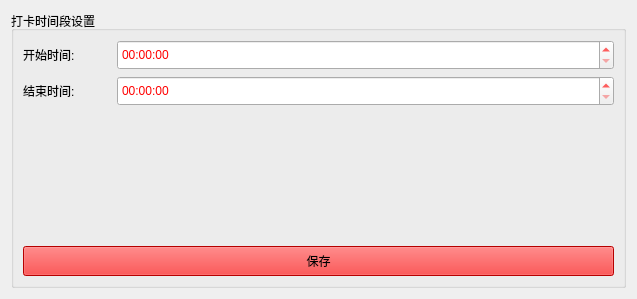
First picture: the form in settingwidget.ui, repository eagleqq/FaceRecognition, before the edit.
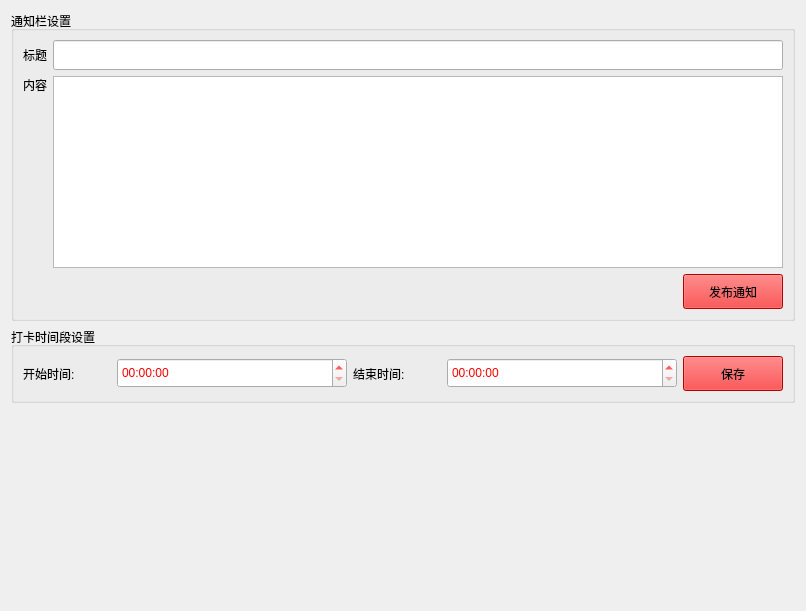
Second picture: the form after the edit.

```diff
--- a/settingwidget.ui
+++ b/settingwidget.ui
@@ -6,8 +6,8 @@
    <rect>
     <x>0</x>
     <y>0</y>
-    <width>637</width>
-    <height>299</height>
+    <width>806</width>
+    <height>611</height>
    </rect>
   </property>
   <property name="windowTitle">
@@ -16,13 +16,113 @@
   <property name="styleSheet">
    <string notr="true">/*color: rgb(255, 255, 255);*/</string>
   </property>
-  <layout class="QHBoxLayout" name="horizontalLayout">
+  <layout class="QVBoxLayout" name="verticalLayout_4">
+   <item>
+    <widget class="QGroupBox" name="groupBox">
+     <property name="title">
+      <string>通知栏设置</string>
+     </property>
+     <layout class="QVBoxLayout" name="verticalLayout_3">
+      <item>
+       <layout class="QHBoxLayout" name="horizontalLayout">
+        <item>
+         <widget class="QLabel" name="label_3">
+          <property name="text">
+           <string>标题</string>
+          </property>
+         </widget>
+        </item>
+        <item>
+         <widget class="QLineEdit" name="lineEdit_title">
+          <property name="minimumSize">
+           <size>
+            <width>0</width>
+            <height>30</height>
+           </size>
+          </property>
+         </widget>
+        </item>
+       </layout>
+      </item>
+      <item>
+       <layout class="QHBoxLayout" name="horizontalLayout_4">
+        <item>
+         <layout class="QVBoxLayout" name="verticalLayout_2">
+          <item>
+           <widget class="QLabel" name="label_4">
+            <property name="text">
+             <string>内容</string>
+            </property>
+           </widget>
+          </item>
+          <item>
+           <spacer name="verticalSpacer_2">
+            <property name="orientation">
+             <enum>Qt::Vertical</enum>
+            </property>
+            <property name="sizeHint" stdset="0">
+             <size>
+              <width>20</width>
+              <height>40</height>
+             </size>
+            </property>
+           </spacer>
+          </item>
+         </layout>
+        </item>
+        <item>
+         <widget class="QTextEdit" name="textEdit_context"/>
+        </item>
+       </layout>
+      </item>
+      <item>
+       <layout class="QHBoxLayout" name="horizontalLayout_5">
+        <item>
+         <spacer name="horizontalSpacer">
+          <property name="orientation">
+           <enum>Qt::Horizontal</enum>
+          </property>
+          <property name="sizeHint" stdset="0">
+           <size>
+            <width>40</width>
+            <height>20</height>
+           </size>
+          </property>
+         </spacer>
+        </item>
+        <item>
+         <widget class="QPushButton" name="pushButton_send">
+          <property name="minimumSize">
+           <size>
+            <width>100</width>
+            <height>35</height>
+           </size>
+          </property>
+          <property name="maximumSize">
+           <size>
+            <width>16777215</width>
+            <height>16777215</height>
+           </size>
+          </property>
+          <property name="styleSheet">
+           <string notr="true">background-color: rgb(255, 0, 0);</string>
+          </property>
+          <property name="text">
+           <string>发布通知</string>
+          </property>
+         </widget>
+        </item>
+       </layout>
+      </item>
+     </layout>
+    </widget>
+   </item>
    <item>
     <widget class="QGroupBox" name="groupBox_2">
      <property name="title">
       <string>打卡时间段设置</string>
      </property>
-     <layout class="QVBoxLayout" name="verticalLayout">
+     <layout class="QHBoxLayout" name="horizontalLayout_6">
       <item>
        <layout class="QHBoxLayout" name="horizontalLayout_2">
         <item>
@@ -97,25 +197,18 @@
         </item>
        </layout>
       </item>
-      <item>
-       <spacer name="verticalSpacer">
-        <property name="orientation">
-         <enum>Qt::Vertical</enum>
-        </property>
-        <property name="sizeHint" stdset="0">
-         <size>
-          <width>20</width>
-          <height>0</height>
-         </size>
-        </property>
-       </spacer>
-      </item>
       <item>
        <widget class="QPushButton" name="pushButton_save">
         <property name="minimumSize">
          <size>
           <width>0</width>
-          <height>30</height>
+          <height>35</height>
+         </size>
+        </property>
+        <property name="maximumSize">
+         <size>
+          <width>100</width>
+          <height>16777215</height>
          </size>
         </property>
         <property name="styleSheet">
@@ -129,6 +222,19 @@
      </layout>
     </widget>
    </item>
+   <item>
+    <spacer name="verticalSpacer_3">
+     <property name="orientation">
+      <enum>Qt::Vertical</enum>
+     </property>
+     <property name="sizeHint" stdset="0">
+      <size>
+       <width>20</width>
+       <height>182</height>
+      </size>
+     </property>
+    </spacer>
+   </item>
   </layout>
  </widget>
  <resources/>
```
